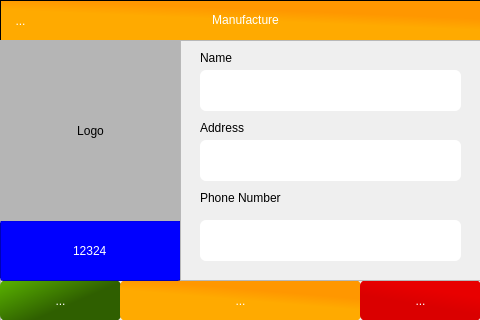
MinniHai/HPoS_Pi, file HPOS/manufactureScreen.ui: the form before one commit.
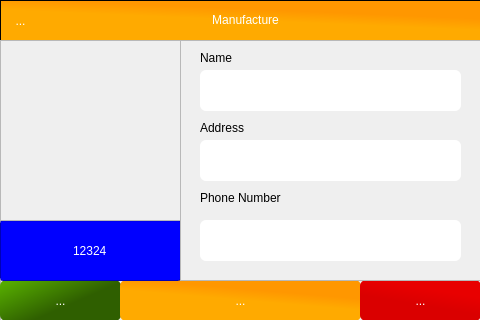
The form after the commit. Icons and pictures are not drawn.

The edit to the form file:
```diff
--- a/HPOS/manufactureScreen.ui
+++ b/HPOS/manufactureScreen.ui
@@ -249,25 +249,6 @@
     <set>Qt::AlignCenter</set>
    </property>
   </widget>
-  <widget class="QLabel" name="lblLogo">
-   <property name="geometry">
-    <rect>
-     <x>0</x>
-     <y>40</y>
-     <width>181</width>
-     <height>181</height>
-    </rect>
-   </property>
-   <property name="styleSheet">
-    <string notr="true">background-color: rgb(181, 181, 181);</string>
-   </property>
-   <property name="text">
-    <string>Logo</string>
-   </property>
-   <property name="alignment">
-    <set>Qt::AlignCenter</set>
-   </property>
-  </widget>
   <widget class="QFrame" name="frame">
    <property name="geometry">
     <rect>
@@ -380,6 +361,22 @@
     </property>
    </widget>
   </widget>
+  <widget class="QFrame" name="frame_4">
+   <property name="geometry">
+    <rect>
+     <x>0</x>
+     <y>40</y>
+     <width>181</width>
+     <height>181</height>
+    </rect>
+   </property>
+   <property name="frameShape">
+    <enum>QFrame::StyledPanel</enum>
+   </property>
+   <property name="frameShadow">
+    <enum>QFrame::Raised</enum>
+   </property>
+  </widget>
  </widget>
  <resources>
   <include location="images.qrc"/>
```
Left out of the diff: 2 changed lines with no effect on the pictures.
